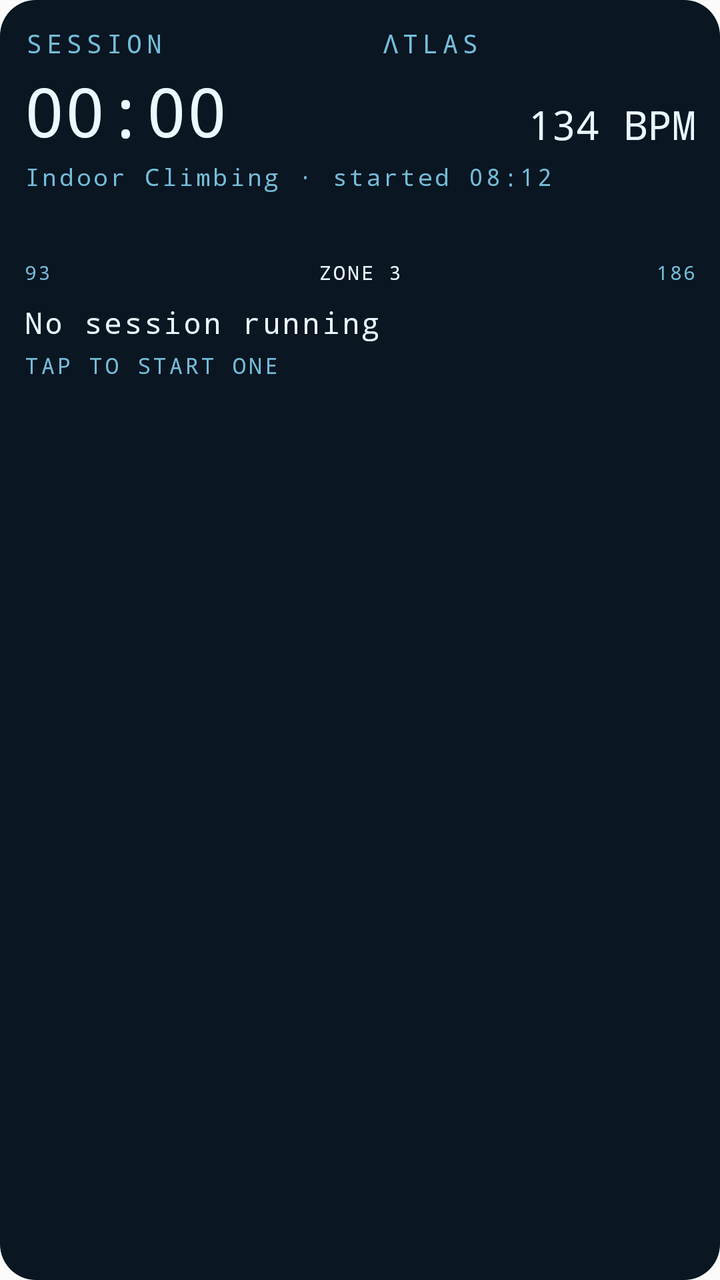
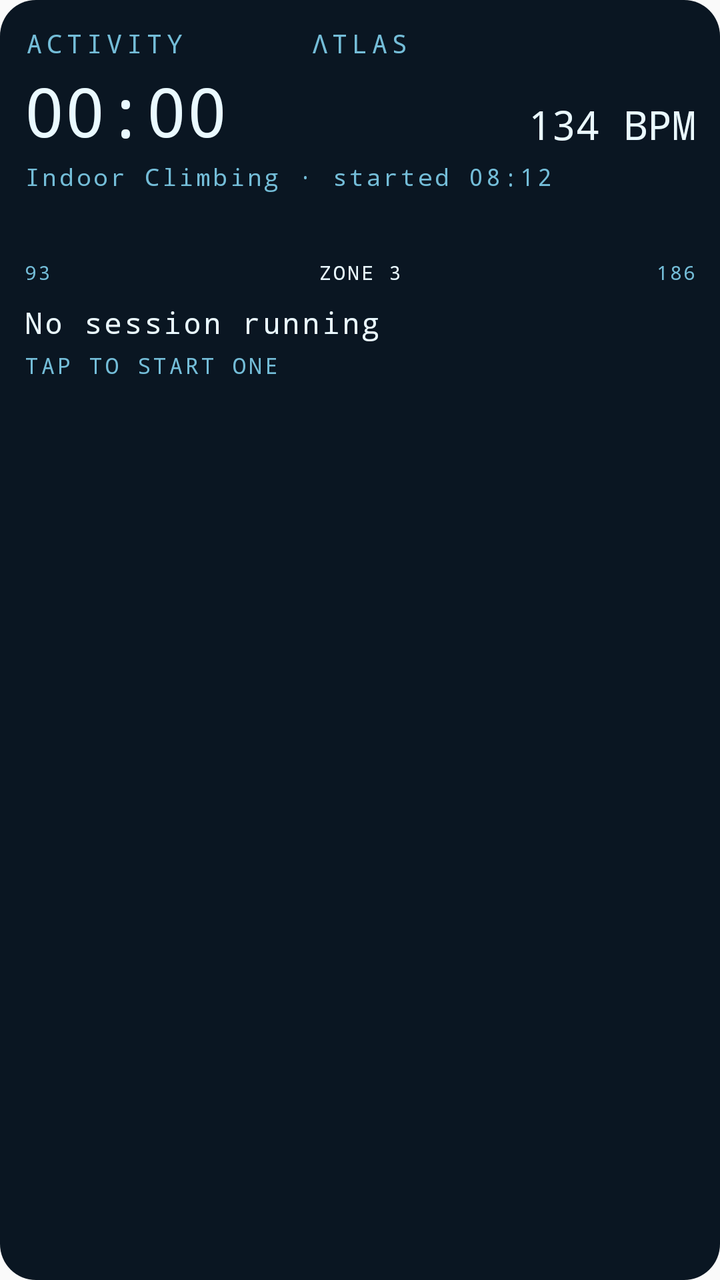

Compare the two renders of this Android layout. The source of the first and the diff that turns it into the second are given below.
<!-- AndroidManifest.xml: application theme AppTheme -->
<!-- res/layout/widget_session.xml -->
<?xml version="1.0" encoding="utf-8"?>
<LinearLayout xmlns:android="http://schemas.android.com/apk/res/android"
    android:id="@+id/session_root"
    android:layout_width="match_parent"
    android:layout_height="match_parent"
    android:orientation="vertical"
    android:background="@drawable/widget_bg"
    android:padding="12dp">

    <LinearLayout
        android:layout_width="match_parent"
        android:layout_height="wrap_content"
        android:orientation="horizontal"
        android:baselineAligned="false">

        <TextView
            android:id="@+id/session_label"
            android:layout_width="wrap_content"
            android:layout_height="wrap_content"
            android:layout_gravity="center_vertical"
            android:fontFamily="monospace"
            android:textSize="13sp"
            android:letterSpacing="0.18"
            android:maxLines="1"
            android:textColor="@color/widget_dim"
            android:text="@string/widget_session_label" />

        
        <TextView
            android:id="@+id/session_gap_a"
            android:layout_width="0dp"
            android:layout_height="wrap_content"
            android:layout_weight="1"
            android:importantForAccessibility="no" />

        <TextView
            android:id="@+id/session_mark"
            android:layout_width="wrap_content"
            android:layout_height="wrap_content"
            android:layout_gravity="center_vertical"
            android:fontFamily="monospace"
            android:textSize="13sp"
            android:letterSpacing="0.18"
            android:maxLines="1"
            android:textColor="@color/widget_dim"
            android:text="@string/widget_wordmark" />

        <TextView
            android:id="@+id/session_gap_b"
            android:layout_width="0dp"
            android:layout_height="wrap_content"
            android:layout_weight="1"
            android:importantForAccessibility="no" />
    </LinearLayout>

    
    <LinearLayout
        android:id="@+id/session_live"
        android:layout_width="match_parent"
        android:layout_height="wrap_content"
        android:orientation="vertical"
        android:paddingTop="6dp">

        
        <LinearLayout
            android:layout_width="match_parent"
            android:layout_height="wrap_content"
            android:orientation="horizontal"
            android:baselineAligned="false"
            android:gravity="bottom">

            <Chronometer
                android:id="@+id/session_clock"
                android:layout_width="wrap_content"
                android:layout_height="wrap_content"
                android:fontFamily="monospace"
                android:textSize="34sp"
                android:includeFontPadding="false"
                android:textColor="@color/widget_ink" />

            <TextView
                android:id="@+id/session_gap_c"
                android:layout_width="0dp"
                android:layout_height="wrap_content"
                android:layout_weight="1"
                android:importantForAccessibility="no" />

            <TextView
                android:id="@+id/session_bpm"
                android:layout_width="wrap_content"
                android:layout_height="wrap_content"
                android:fontFamily="monospace"
                android:textSize="20sp"
                android:includeFontPadding="false"
                android:gravity="end"
                android:maxLines="1"
                android:paddingBottom="2dp"
                android:textColor="@color/widget_ink"
                android:text="134 BPM" />
        </LinearLayout>


        <TextView
            android:id="@+id/session_what"
            android:layout_width="match_parent"
            android:layout_height="wrap_content"
            android:fontFamily="monospace"
            android:textSize="12sp"
            android:letterSpacing="0.1"
            android:maxLines="1"
            android:ellipsize="end"
            android:paddingTop="3dp"
            android:textColor="@color/widget_dim"
            android:text="Indoor Climbing · started 08:12" />

        
        <ImageView
            android:id="@+id/session_zonebar"
            android:layout_width="match_parent"
            android:layout_height="18dp"
            android:layout_marginTop="12dp"
            android:scaleType="fitXY"
            android:adjustViewBounds="false"
            android:contentDescription="@string/widget_session_label" />

        
        <LinearLayout
            android:layout_width="match_parent"
            android:layout_height="wrap_content"
            android:orientation="horizontal"
            android:paddingTop="3dp"
            android:baselineAligned="false">

            <TextView
                android:id="@+id/session_zone_lo"
                android:layout_width="0dp"
                android:layout_height="wrap_content"
                android:layout_weight="1"
                android:fontFamily="monospace"
                android:textSize="10sp"
                android:letterSpacing="0.08"
                android:maxLines="1"
                android:textColor="@color/widget_dim"
                android:text="93" />

            <TextView
                android:id="@+id/session_zone_name"
                android:layout_width="0dp"
                android:layout_height="wrap_content"
                android:layout_weight="2"
                android:fontFamily="monospace"
                android:textSize="10sp"
                android:letterSpacing="0.1"
                android:textAllCaps="true"
                android:gravity="center_horizontal"
                android:maxLines="1"
                android:ellipsize="end"
                android:textColor="@color/widget_ink"
                android:text="Zone 3" />

            <TextView
                android:id="@+id/session_zone_hi"
                android:layout_width="0dp"
                android:layout_height="wrap_content"
                android:layout_weight="1"
                android:fontFamily="monospace"
                android:textSize="10sp"
                android:letterSpacing="0.08"
                android:gravity="end"
                android:maxLines="1"
                android:textColor="@color/widget_dim"
                android:text="186" />
        </LinearLayout>

    </LinearLayout>

    
    <LinearLayout
        android:id="@+id/session_idle"
        android:layout_width="match_parent"
        android:layout_height="wrap_content"
        android:orientation="vertical"
        android:paddingTop="8dp">

        <TextView
            android:id="@+id/session_idle_line"
            android:layout_width="match_parent"
            android:layout_height="wrap_content"
            android:fontFamily="monospace"
            android:textSize="15sp"
            android:letterSpacing="0.06"
            android:maxLines="2"
            android:textColor="@color/widget_ink"
            android:text="@string/widget_session_idle" />

        <TextView
            android:id="@+id/session_idle_hint"
            android:layout_width="match_parent"
            android:layout_height="wrap_content"
            android:fontFamily="monospace"
            android:textSize="11sp"
            android:letterSpacing="0.12"
            android:textAllCaps="true"
            android:maxLines="1"
            android:paddingTop="4dp"
            android:textColor="@color/widget_dim"
            android:text="@string/widget_session_idle_hint" />
    </LinearLayout>

    


    <TextView
        android:id="@+id/session_filler"
        android:layout_width="match_parent"
        android:layout_height="0dp"
        android:layout_weight="1"
        android:importantForAccessibility="no" />


    <LinearLayout
        android:id="@+id/session_footer"
        android:layout_width="match_parent"
        android:layout_height="wrap_content"
        android:orientation="horizontal"
        android:baselineAligned="false">

        <TextView
            android:id="@+id/session_battery"
            android:layout_width="0dp"
            android:layout_height="wrap_content"
            android:layout_weight="1"
            android:fontFamily="monospace"
            android:textSize="10sp"
            android:letterSpacing="0.1"
            android:maxLines="1"
            android:textColor="@color/widget_dim"
            android:text="" />

        <TextView
            android:id="@+id/session_synced"
            android:layout_width="0dp"
            android:layout_height="wrap_content"
            android:layout_weight="1"
            android:fontFamily="monospace"
            android:textSize="10sp"
            android:letterSpacing="0.1"
            android:gravity="end"
            android:maxLines="1"
            android:textColor="@color/widget_dim"
            android:text="" />
    </LinearLayout>
</LinearLayout>
<!-- resources referenced by this layout -->
<resources>
  <color name="widget_dim">#74bdd8</color>
  <color name="widget_ink">#eaf9ff</color>
  <!-- drawable widget_bg (drawable) -->
  <?xml version="1.0" encoding="utf-8"?>
  <shape xmlns:android="http://schemas.android.com/apk/res/android"
      android:shape="rectangle">
      <solid android:color="@color/widget_panel" />
      <corners android:radius="18dp" />
  </shape>
  <string name="widget_session_idle">No session running</string>
  <string name="widget_session_idle_hint">Tap to start one</string>
  <string name="widget_session_label">SESSION</string>
  <string name="widget_wordmark">ΛTLAS</string>
  <style name="AppTheme" parent="Theme.AppCompat.Light.DarkActionBar">
          
          <item name="colorPrimary">@color/colorPrimary</item>
          <item name="colorPrimaryDark">@color/colorPrimaryDark</item>
          <item name="colorAccent">@color/colorAccent</item>
      </style>
  <color name="widget_panel">#0a1622</color>
  <color name="colorPrimary">#000000</color>
  <color name="colorPrimaryDark">#000000</color>
  <color name="colorAccent">#4fe0ff</color>
</resources>

<!-- the commit's change to res/layout/widget_session.xml (unified diff, before → after) -->
@@ -13,25 +13,20 @@
         android:orientation="horizontal"
         android:baselineAligned="false">
 
+        
         <TextView
             android:id="@+id/session_label"
-            android:layout_width="wrap_content"
-            android:layout_height="wrap_content"
+            android:layout_width="0dp"
+            android:layout_height="wrap_content"
+            android:layout_weight="1"
             android:layout_gravity="center_vertical"
             android:fontFamily="monospace"
             android:textSize="13sp"
             android:letterSpacing="0.18"
             android:maxLines="1"
+            android:ellipsize="end"
             android:textColor="@color/widget_dim"
             android:text="@string/widget_session_label" />
-
-        
-        <TextView
-            android:id="@+id/session_gap_a"
-            android:layout_width="0dp"
-            android:layout_height="wrap_content"
-            android:layout_weight="1"
-            android:importantForAccessibility="no" />
 
         <TextView
             android:id="@+id/session_mark"
@@ -45,6 +40,7 @@
             android:textColor="@color/widget_dim"
             android:text="@string/widget_wordmark" />
 
+        
         <TextView
             android:id="@+id/session_gap_b"
             android:layout_width="0dp"
<!-- resource entries referenced after the edit -->
@@ -11,7 +11,7 @@
   </shape>
   <string name="widget_session_idle">No session running</string>
   <string name="widget_session_idle_hint">Tap to start one</string>
-  <string name="widget_session_label">SESSION</string>
+  <string name="widget_session_label">ACTIVITY</string>
   <string name="widget_wordmark">ΛTLAS</string>
   <style name="AppTheme" parent="Theme.AppCompat.Light.DarkActionBar">
           
